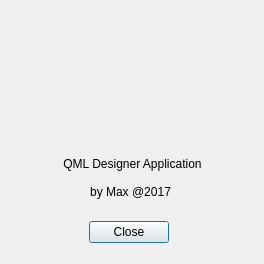
Qt form ui/aboutdialog.ui (maxavadallat/maxdesigner) before a commit.
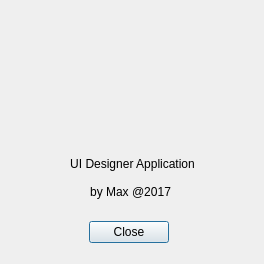
The same form after that commit. Icons and pictures are not drawn.

What changed in the file:
```diff
--- a/ui/aboutdialog.ui
+++ b/ui/aboutdialog.ui
@@ -57,7 +57,7 @@
     </sizepolicy>
    </property>
    <property name="text">
-    <string>QML Designer Application</string>
+    <string>UI Designer Application</string>
    </property>
    <property name="alignment">
     <set>Qt::AlignCenter</set>
```
